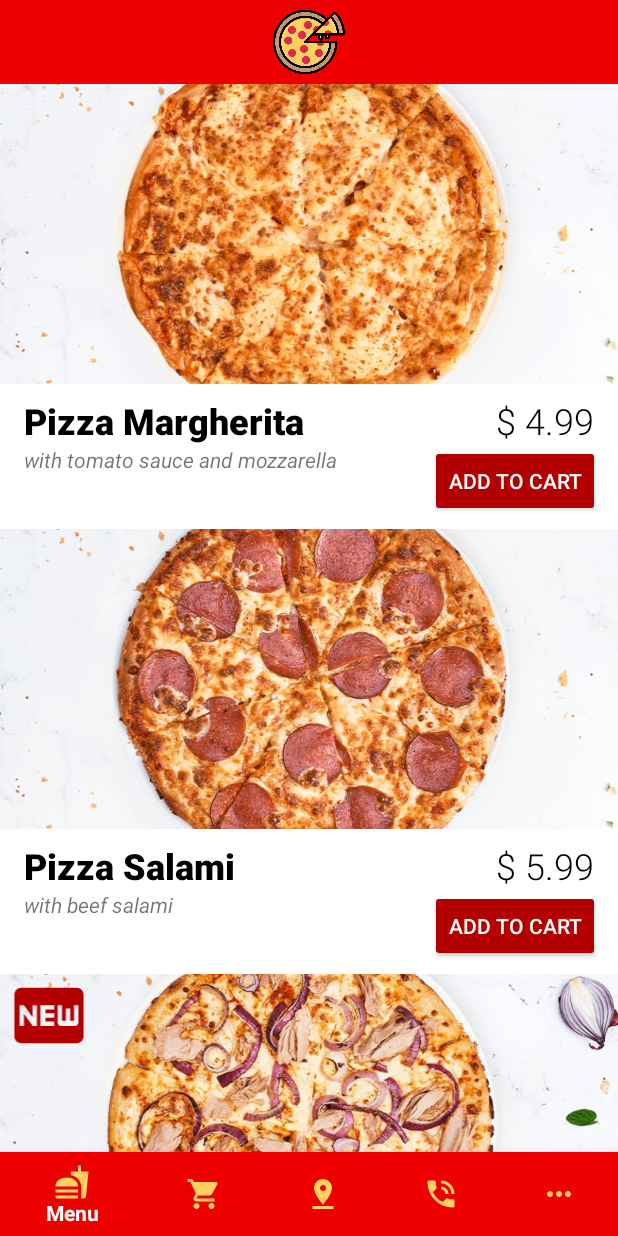
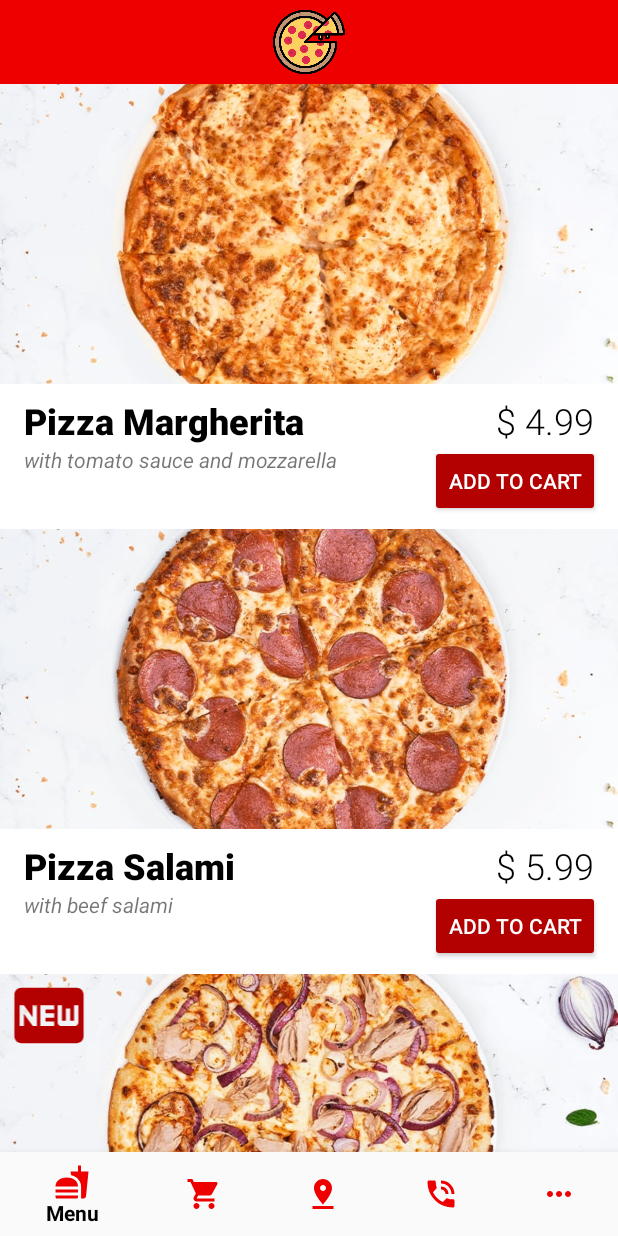
Before and after one commit to JanPachimari/GroceryDelivery, an Android app: the screen it shows after launch (MainActivity), on a phone screen of 412 x 824 dp. Run offline under Robolectric (Android 15) with nearby library versions, the phone set to English and light mode, and no system bars; our stand-ins replace navigation-ui.

Commit message:
Adjusted color palette

```diff
--- a/app/src/main/res/layout/activity_main.xml
+++ b/app/src/main/res/layout/activity_main.xml
@@ -33,9 +33,9 @@
         android:id="@+id/bottomNavigationView"
         android:layout_width="match_parent"
         android:layout_height="wrap_content"
-        android:background="#EE0000"
-        app:itemIconTint="#FDD05F"
-        app:itemTextColor="@color/colorWhite"
+        android:background="#FAFAFA"
+        app:itemIconTint="#EE0000"
+        app:itemTextColor="#000000"
         app:layout_constraintBottom_toBottomOf="parent"
         app:layout_constraintEnd_toEndOf="parent"
         app:layout_constraintStart_toStartOf="parent"
```
